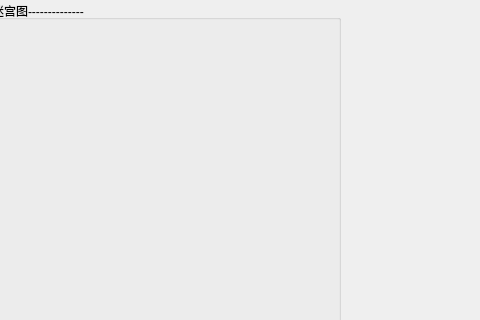
Before: the Qt Designer form Source/UI/mainwindows.ui in LouSF/DataStrcut_labyrinthos, drawn with Qt 5; both pictures show x 320 to 800 and y 0 to 320 of the 800 by 594 pixel window.
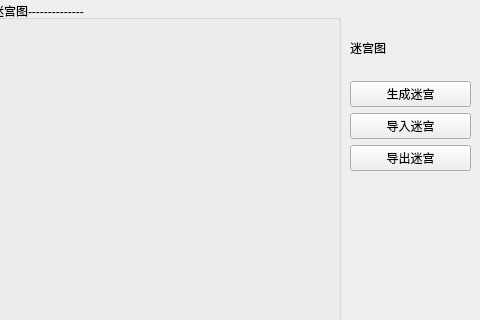
After: the same form once the commit is applied.

Commit message: maze_solver debug

```diff
--- a/Source/UI/mainwindows.ui
+++ b/Source/UI/mainwindows.ui
@@ -85,6 +85,51 @@
       </widget>
      </item>
     </layout>
+    <zorder>label</zorder>
+    <zorder>radioButton_DFS</zorder>
+    <zorder>radioButton_BFS</zorder>
+    <zorder>pushButton_RUN</zorder>
+    <zorder>radioButton_A</zorder>
+   </widget>
+   <widget class="QWidget" name="verticalLayoutWidget_2">
+    <property name="geometry">
+     <rect>
+      <x>670</x>
+      <y>20</y>
+      <width>121</width>
+      <height>151</height>
+     </rect>
+    </property>
+    <layout class="QVBoxLayout" name="verticalLayout_2">
+     <item>
+      <widget class="QLabel" name="label_2">
+       <property name="text">
+        <string>迷宫图</string>
+       </property>
+      </widget>
+     </item>
+     <item>
+      <widget class="QPushButton" name="pushButton_2">
+       <property name="text">
+        <string>生成迷宫</string>
+       </property>
+      </widget>
+     </item>
+     <item>
+      <widget class="QPushButton" name="pushButton_3">
+       <property name="text">
+        <string>导入迷宫</string>
+       </property>
+      </widget>
+     </item>
+     <item>
+      <widget class="QPushButton" name="pushButton">
+       <property name="text">
+        <string>导出迷宫</string>
+       </property>
+      </widget>
+     </item>
+    </layout>
    </widget>
   </widget>
   <widget class="QStatusBar" name="statusbar"/>
```
Left out of the diff: 67 changed lines with no effect on the pictures. The commit also changes 1 other file.
